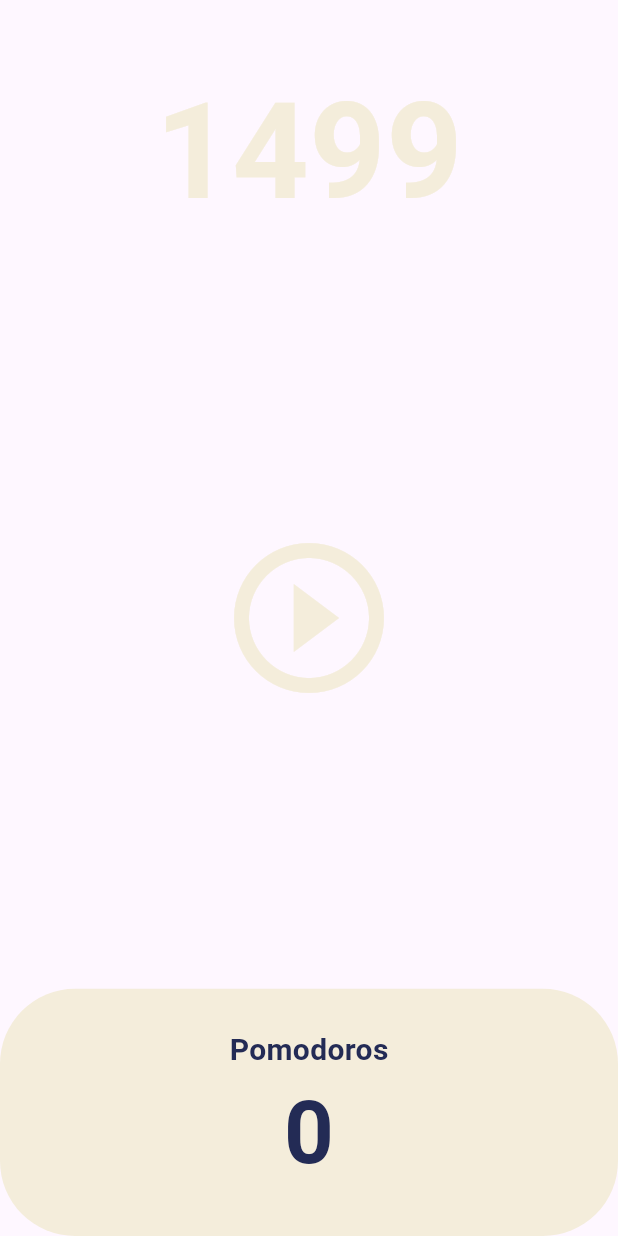
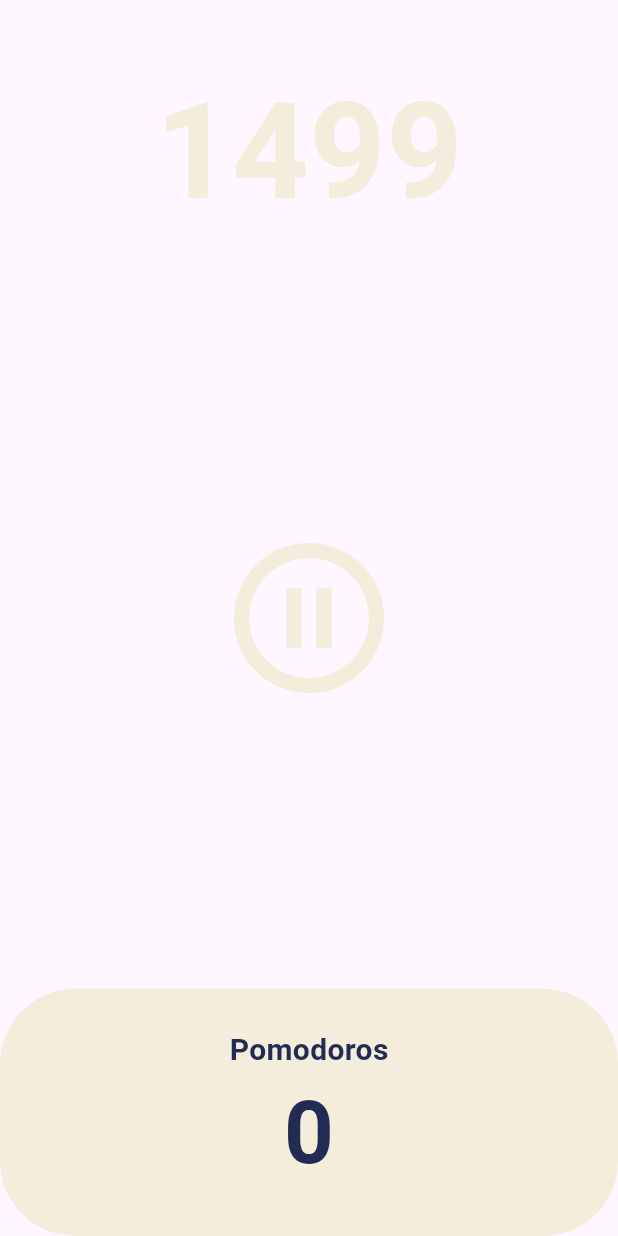
Before and after one commit to nahy-512/Flutter, a Flutter app: the screen it shows after launch, after a tap on the "play circle outline" icon, on a phone screen of 412 x 824 dp. Run offline on Flutter 3.47's test engine with Material 3 defaults, Android fonts, the phone set to English and light mode, and no system bars.

Commit message:
✨ Feat: Week5 - 웹툰앱 5.2강 "Pause Play"
타이머 일시정지 기능 구현
- 타이머 작동 여부에 따른 아이콘 교체 및 버튼 클릭 시 호출 함수 변경

```diff
--- a/app/pomodoro/lib/screens/home_screen.dart
+++ b/app/pomodoro/lib/screens/home_screen.dart
@@ -13,6 +13,7 @@ class HomeScreen extends StatefulWidget {
 class _HomeScreenState extends State<HomeScreen> {
 
   int totalSeconds = 1500; // 25 minutes
+  bool isRunning = false;
   late Timer timer;
 
    // 매번 타이머가 바뀔 때마다 HomeScreenWidget의 setState를 실행
@@ -28,6 +29,17 @@ class _HomeScreenState extends State<HomeScreen> {
       const Duration(seconds: 1),
       onTick,
     );
+    setState(() {
+      isRunning = true;
+    });
+  }
+
+  // 타이머를 멈추는 함수
+  void onPausePressed() {
+     timer.cancel();
+     setState(() {
+       isRunning = false;
+     });
   }
 
   @override
@@ -56,8 +68,10 @@ class _HomeScreenState extends State<HomeScreen> {
               child: IconButton(
                 iconSize: 120,
                 color: Theme.of(context).cardColor,
-                onPressed: onStartPressed,
-                icon: Icon(Icons.play_circle_outline),
+                onPressed: isRunning ? onPausePressed : onStartPressed,
+                icon: Icon(isRunning
+                    ? Icons.pause_circle_outline
+                    : Icons.play_circle_outline),
               ),
             ),
           ),
```
